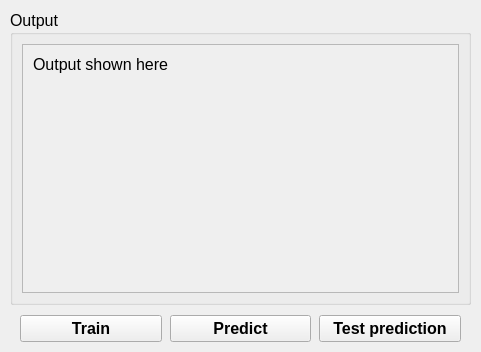
This is src/gui/user_interface.ui in Mgajurel/Speaker_recognition as Qt 5 draws it before an edit. The edited form follows.
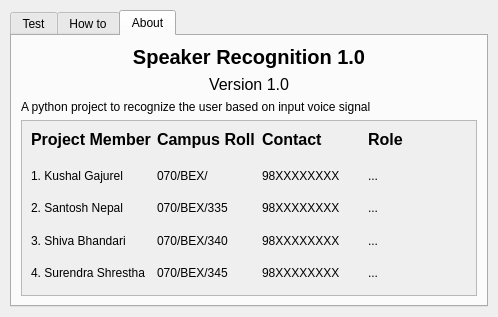
This is the edited form. The open tabs and pages were chosen to show the change.

What changed in the file:
```diff
--- a/src/gui/user_interface.ui
+++ b/src/gui/user_interface.ui
@@ -6,14 +6,14 @@
    <rect>
     <x>0</x>
     <y>0</y>
-    <width>481</width>
-    <height>352</height>
+    <width>498</width>
+    <height>317</height>
    </rect>
   </property>
   <property name="windowTitle">
    <string>Speaker Recognition</string>
   </property>
-  <layout class="QVBoxLayout" name="verticalLayout_3" stretch="0,0">
+  <layout class="QHBoxLayout" name="horizontalLayout_2" stretch="0">
    <property name="spacing">
     <number>10</number>
    </property>
@@ -33,6 +33,47 @@
     <number>10</number>
    </property>
    <item>
+    <widget class="QTabWidget" name="tabWidget">
+     <property name="currentIndex">
+      <number>0</number>
+     </property>
+     <widget class="QWidget" name="tab">
+      <attribute name="title">
+       <string>Test</string>
+      </attribute>
+      <layout class="QVBoxLayout" name="verticalLayout_5">
+       <item>
+        <layout class="QHBoxLayout" name="horizontalLayout_5">
+         <item>
+          <widget class="QCheckBox" name="checkBox_verbose">
+           <property name="font">
+            <font>
+             <pointsize>12</pointsize>
+            </font>
+           </property>
+           <property name="layoutDirection">
+            <enum>Qt::LeftToRight</enum>
+           </property>
+           <property name="text">
+            <string>  Verbose</string>
+           </property>
+          </widget>
+         </item>
+         <item>
+          <widget class="QCheckBox" name="checkBox_delta_mode">
+           <property name="font">
+            <font>
+             <pointsize>12</pointsize>
+            </font>
+           </property>
+           <property name="text">
+            <string>  Delta Mode</string>
+           </property>
+          </widget>
+         </item>
+        </layout>
+       </item>
+       <item>
     <widget class="QGroupBox" name="groupBox">
      <property name="font">
       <font>
@@ -55,8 +96,8 @@
           <rect>
            <x>0</x>
            <y>0</y>
-           <width>441</width>
-           <height>263</height>
+               <width>442</width>
+               <height>174</height>
           </rect>
          </property>
          <layout class="QHBoxLayout" name="horizontalLayout_4">
@@ -159,6 +200,326 @@
       </widget>
      </item>
     </layout>
+       </item>
+      </layout>
+     </widget>
+     <widget class="QWidget" name="tab_3">
+      <attribute name="title">
+       <string>How to</string>
+      </attribute>
+      <layout class="QVBoxLayout" name="verticalLayout_4">
+       <item>
+        <widget class="QLabel" name="label_24">
+         <property name="font">
+          <font>
+           <pointsize>15</pointsize>
+           <weight>75</weight>
+           <bold>true</bold>
+          </font>
+         </property>
+         <property name="text">
+          <string>How to use the software</string>
+         </property>
+        </widget>
+       </item>
+       <item>
+        <widget class="QScrollArea" name="scrollArea_3">
+         <property name="widgetResizable">
+          <bool>true</bool>
+         </property>
+         <widget class="QWidget" name="scrollAreaWidgetContents_3">
+          <property name="geometry">
+           <rect>
+            <x>0</x>
+            <y>0</y>
+            <width>460</width>
+            <height>239</height>
+           </rect>
+          </property>
+          <layout class="QVBoxLayout" name="verticalLayout_6">
+           <item>
+            <widget class="QLabel" name="label_25">
+             <property name="font">
+              <font>
+               <pointsize>12</pointsize>
+              </font>
+             </property>
+             <property name="text">
+              <string>1. Output:
+In this area the output of the current activity will be shown
+
+2.Train
+This button will initiate the training the data available at files/wav and then the processed data will be saved as model.pkl
+
+3. Predict
+This button will perform a prediction action which will get its data from files/test/wav and then test the data to give the output
+
+4. Test Predict: This is a realtime testing where audio will be recorded realtime and processed and result is given to the user.</string>
+             </property>
+             <property name="alignment">
+              <set>Qt::AlignLeading|Qt::AlignLeft|Qt::AlignTop</set>
+             </property>
+             <property name="wordWrap">
+              <bool>true</bool>
+             </property>
+            </widget>
+           </item>
+          </layout>
+         </widget>
+        </widget>
+       </item>
+      </layout>
+     </widget>
+     <widget class="QWidget" name="tab_2">
+      <attribute name="title">
+       <string>About</string>
+      </attribute>
+      <layout class="QVBoxLayout" name="verticalLayout_3">
+       <item>
+        <widget class="QLabel" name="label">
+         <property name="font">
+          <font>
+           <pointsize>15</pointsize>
+           <weight>75</weight>
+           <bold>true</bold>
+          </font>
+         </property>
+         <property name="text">
+          <string>Speaker Recognition 1.0</string>
+         </property>
+         <property name="alignment">
+          <set>Qt::AlignCenter</set>
+         </property>
+        </widget>
+       </item>
+       <item>
+        <widget class="QLabel" name="label_23">
+         <property name="font">
+          <font>
+           <pointsize>12</pointsize>
+          </font>
+         </property>
+         <property name="text">
+          <string>Version 1.0</string>
+         </property>
+         <property name="alignment">
+          <set>Qt::AlignCenter</set>
+         </property>
+        </widget>
+       </item>
+       <item>
+        <widget class="QLabel" name="label_2">
+         <property name="text">
+          <string>A python project to recognize the user based on input voice signal</string>
+         </property>
+        </widget>
+       </item>
+       <item>
+        <widget class="QScrollArea" name="scrollArea">
+         <property name="widgetResizable">
+          <bool>true</bool>
+         </property>
+         <widget class="QWidget" name="scrollAreaWidgetContents">
+          <property name="geometry">
+           <rect>
+            <x>0</x>
+            <y>0</y>
+            <width>460</width>
+            <height>207</height>
+           </rect>
+          </property>
+          <layout class="QHBoxLayout" name="horizontalLayout_3">
+           <item>
+            <layout class="QGridLayout" name="gridLayout">
+             <item row="0" column="0">
+              <widget class="QLabel" name="label_5">
+               <property name="font">
+                <font>
+                 <pointsize>12</pointsize>
+                 <weight>75</weight>
+                 <bold>true</bold>
+                </font>
+               </property>
+               <property name="text">
+                <string>Project Member</string>
+               </property>
+               <property name="alignment">
+                <set>Qt::AlignLeading|Qt::AlignLeft|Qt::AlignTop</set>
+               </property>
+              </widget>
+             </item>
+             <item row="1" column="0">
+              <widget class="QLabel" name="label_3">
+               <property name="text">
+                <string>1. Kushal Gajurel</string>
+               </property>
+              </widget>
+             </item>
+             <item row="0" column="1">
+              <widget class="QLabel" name="label_6">
+               <property name="font">
+                <font>
+                 <pointsize>12</pointsize>
+                 <weight>75</weight>
+                 <bold>true</bold>
+                </font>
+               </property>
+               <property name="text">
+                <string>Campus Roll</string>
+               </property>
+               <property name="alignment">
+                <set>Qt::AlignLeading|Qt::AlignLeft|Qt::AlignTop</set>
+               </property>
+              </widget>
+             </item>
+             <item row="0" column="3">
+              <widget class="QLabel" name="label_7">
+               <property name="font">
+                <font>
+                 <pointsize>12</pointsize>
+                 <weight>75</weight>
+                 <bold>true</bold>
+                </font>
+               </property>
+               <property name="text">
+                <string>Role</string>
+               </property>
+               <property name="alignment">
+                <set>Qt::AlignLeading|Qt::AlignLeft|Qt::AlignTop</set>
+               </property>
+              </widget>
+             </item>
+             <item row="0" column="2">
+              <widget class="QLabel" name="label_8">
+               <property name="font">
+                <font>
+                 <pointsize>12</pointsize>
+                 <weight>75</weight>
+                 <bold>true</bold>
+                </font>
+               </property>
+               <property name="text">
+                <string>Contact</string>
+               </property>
+               <property name="alignment">
+                <set>Qt::AlignLeading|Qt::AlignLeft|Qt::AlignTop</set>
+               </property>
+              </widget>
+             </item>
+             <item row="3" column="0">
+              <widget class="QLabel" name="label_9">
+               <property name="text">
+                <string>3. Shiva Bhandari</string>
+               </property>
+              </widget>
+             </item>
+             <item row="2" column="0">
+              <widget class="QLabel" name="label_4">
+               <property name="text">
+                <string>2. Santosh Nepal</string>
+               </property>
+              </widget>
+             </item>
+             <item row="4" column="0">
+              <widget class="QLabel" name="label_10">
+               <property name="text">
+                <string>4. Surendra Shrestha</string>
+               </property>
+              </widget>
+             </item>
+             <item row="1" column="1">
+              <widget class="QLabel" name="label_11">
+               <property name="text">
+                <string>070/BEX/</string>
+               </property>
+              </widget>
+             </item>
+             <item row="2" column="1">
+              <widget class="QLabel" name="label_12">
+               <property name="text">
+                <string>070/BEX/335</string>
+               </property>
+              </widget>
+             </item>
+             <item row="3" column="1">
+              <widget class="QLabel" name="label_13">
+               <property name="text">
+                <string>070/BEX/340</string>
+               </property>
+              </widget>
+             </item>
+             <item row="4" column="1">
+              <widget class="QLabel" name="label_14">
+               <property name="text">
+                <string>070/BEX/345</string>
+               </property>
+              </widget>
+             </item>
+             <item row="1" column="2">
+              <widget class="QLabel" name="label_15">
+               <property name="text">
+                <string>98XXXXXXXX</string>
+               </property>
+              </widget>
+             </item>
+             <item row="2" column="2">
+              <widget class="QLabel" name="label_16">
+               <property name="text">
+                <string>98XXXXXXXX</string>
+               </property>
+              </widget>
+             </item>
+             <item row="3" column="2">
+              <widget class="QLabel" name="label_17">
+               <property name="text">
+                <string>98XXXXXXXX</string>
+               </property>
+              </widget>
+             </item>
+             <item row="4" column="2">
+              <widget class="QLabel" name="label_18">
+               <property name="text">
+                <string>98XXXXXXXX</string>
+               </property>
+              </widget>
+             </item>
+             <item row="1" column="3">
+              <widget class="QLabel" name="label_19">
+               <property name="text">
+                <string>...</string>
+               </property>
+              </widget>
+             </item>
+             <item row="2" column="3">
+              <widget class="QLabel" name="label_20">
+               <property name="text">
+                <string>...</string>
+               </property>
+              </widget>
+             </item>
+             <item row="3" column="3">
+              <widget class="QLabel" name="label_21">
+               <property name="text">
+                <string>...</string>
+               </property>
+              </widget>
+             </item>
+             <item row="4" column="3">
+              <widget class="QLabel" name="label_22">
+               <property name="text">
+                <string>...</string>
+               </property>
+              </widget>
+             </item>
+            </layout>
+           </item>
+          </layout>
+         </widget>
+        </widget>
+       </item>
+      </layout>
+     </widget>
+    </widget>
    </item>
   </layout>
  </widget>
```
Lines whose indentation alone changed are shown as unchanged.
